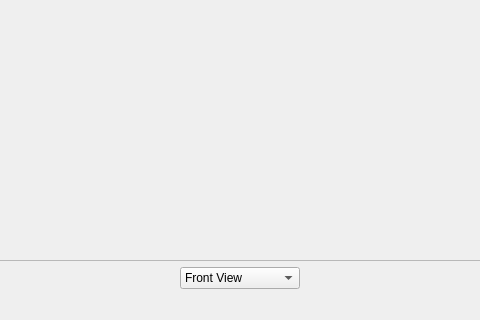
Before: the Qt Designer form demos/modelviewer/controls.ui in chgans/qextmouse3d, drawn with Qt 5; both pictures show x 196 to 676 and y 561 to 881 of the 1202 by 881 pixel window.
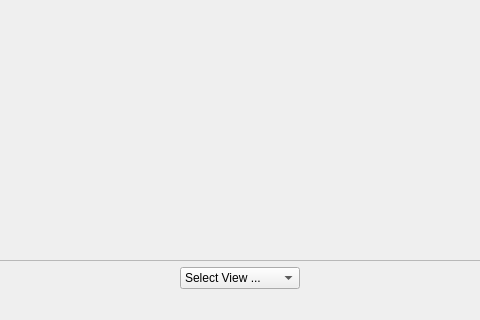
After: the same form once the commit is applied. Icons and pictures are not drawn.

Commit message: More fixes to view drop-down box in modelviewer

```diff
--- a/demos/modelviewer/controls.ui
+++ b/demos/modelviewer/controls.ui
@@ -99,6 +99,11 @@
             <property name="statusTip">
              <string>Use tab; or select the view</string>
             </property>
+            <item>
+             <property name="text">
+              <string>Select View ...</string>
+             </property>
+            </item>
             <item>
              <property name="text">
               <string>Front View</string>
```
The commit also changes 2 other files.
